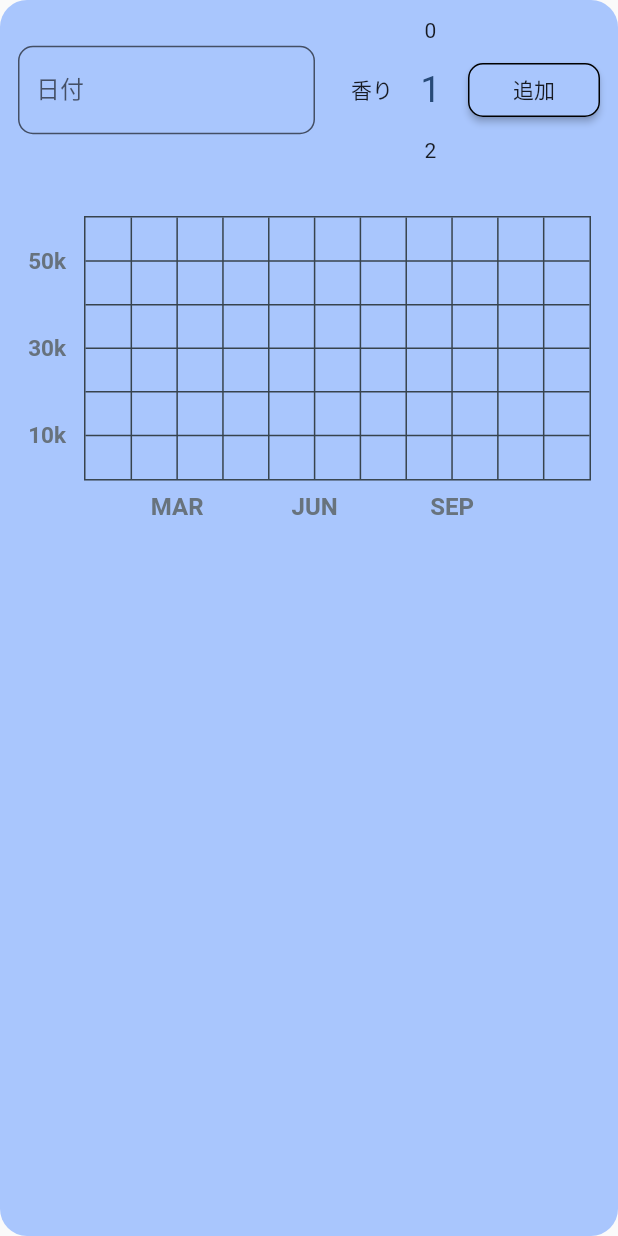
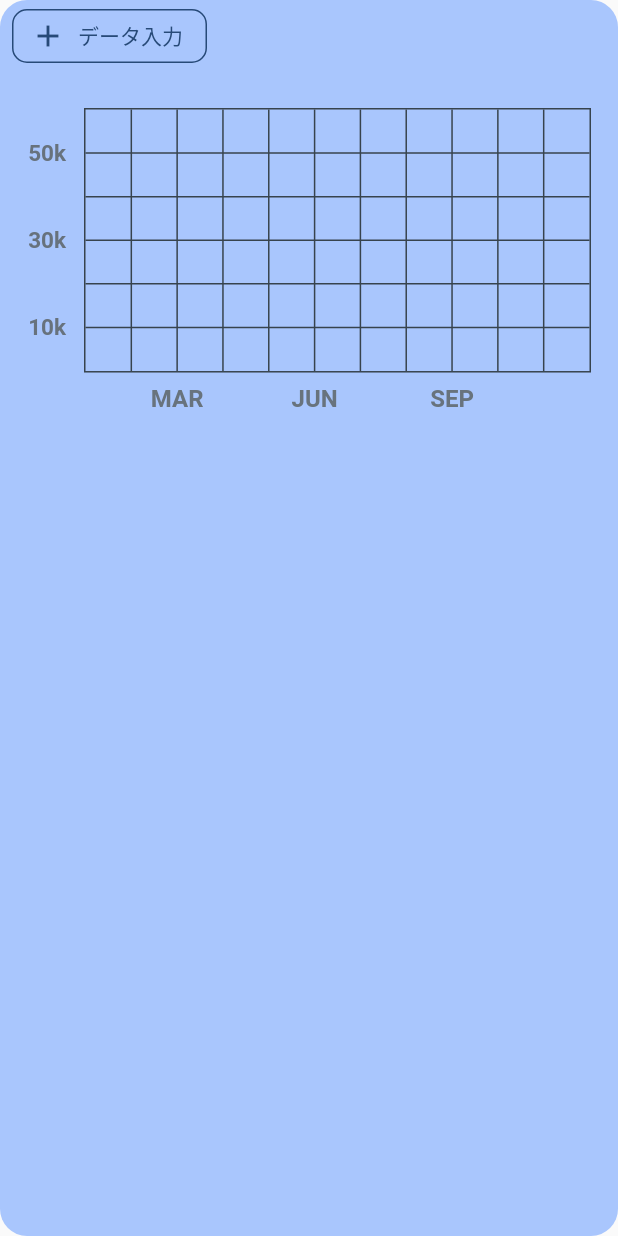
Before and after one commit to highcom/growing_sake, a Flutter app: the SakeLineChart widget shown alone on an empty page, opened directly, on a phone screen of 412 x 824 dp. Run offline on Flutter 3.47's test engine with Material 2 defaults, Android fonts, the phone set to English and light mode, and no system bars; drawn by our look-alikes of fl_chart, numberpicker; our stand-ins replace cloud_firestore, firebase_auth, firebase_core, google_sign_in; accounts and stored records are empty.

Commit message:
香りグラフの入力エリアを表示・非表示させる対応

```diff
--- a/lib/sake_line_chart.dart
+++ b/lib/sake_line_chart.dart
@@ -12,11 +12,15 @@ class SakeLineChart extends StatefulWidget {
   State<StatefulWidget> createState() => _SakeLineChartState();
 }
 
-class _SakeLineChartState extends State<SakeLineChart> {
+class _SakeLineChartState extends State<SakeLineChart> with SingleTickerProviderStateMixin {
   List<Color> gradientColors = [
     const Color(0xff23b6e6),
     const Color(0xff02d39a),
   ];
+
+  bool showPicker = false;
+  late AnimationController _controller;
+  IconData _iconData = Icons.add;
 
   List<FlSpot> aromaDataList = [];
   late DateTime _selectDateTime;
@@ -28,8 +32,25 @@ class _SakeLineChartState extends State<SakeLineChart> {
   void initState() {
     Intl.defaultLocale = 'ja_JP';
     initializeDateFormatting();
+    _controller = AnimationController(
+      vsync: this,
+      duration: const Duration(milliseconds: 500),
+    );
     // aromaDataList.add(const FlSpot(0, 3));
     super.initState();
+  }
+
+  void _handleVisible() {
+    setState(() {
+      showPicker = !showPicker;
+      if (showPicker) {
+        _controller.forward();
+        _iconData = Icons.remove;
+      } else {
+        _controller.reverse();
+        _iconData = Icons.add;
+      }
+    });
   }
 
   void setFocusScope(BuildContext context) {
@@ -157,8 +178,29 @@ class _SakeLineChartState extends State<SakeLineChart> {
           color: Color(0xffa9c6fd)),
       child: Column(
         children: [
-          // TODO:入力する時だけ表示するように切り替える機能を追加する
-          Row(
+          Container(
+            padding: const EdgeInsets.fromLTRB(8, 0, 8, 0),
+            alignment: Alignment.centerLeft,
+            child: ButtonTheme(
+              child: OutlineButton.icon(
+                color: AppThemeColor.baseColor,
+                icon: Icon(_iconData,
+                  color: AppThemeColor.baseColor,
+                ),
+                label: const Text('データ入力',
+                  style: TextStyle(color: AppThemeColor.baseColor),
+                ),
+                shape: const OutlineInputBorder(
+                  borderSide: BorderSide(color: AppThemeColor.baseColor),
+                  borderRadius: BorderRadius.all(Radius.circular(10)),
+                ),
+                onPressed: _handleVisible,
+              ),
+            ),
+          ),
+          SizeTransition(
+            sizeFactor: _controller,
+            child: Row(
               children: [
                 Flexible(
                   child: Padding(
@@ -205,6 +247,7 @@ class _SakeLineChartState extends State<SakeLineChart> {
                 ),
               ],
             ),
+          ),
           Stack(
             children: <Widget>[
               AspectRatio(
```
Lines whose indentation alone changed are shown as unchanged.
